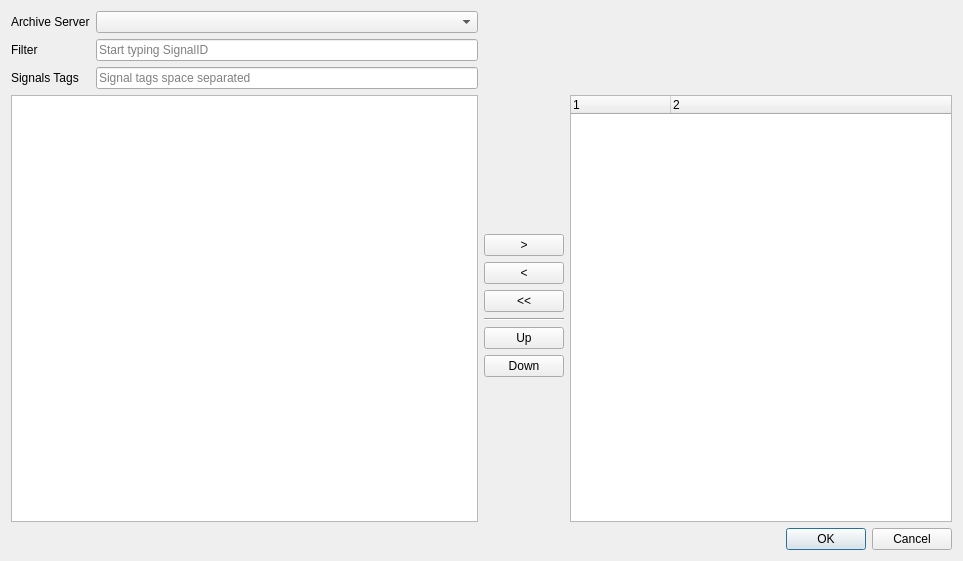
The window that libs/TrendView/DialogChooseTrendSignals.ui (whiteman-kr/u7set) describes before a commit, drawn with Qt 5.
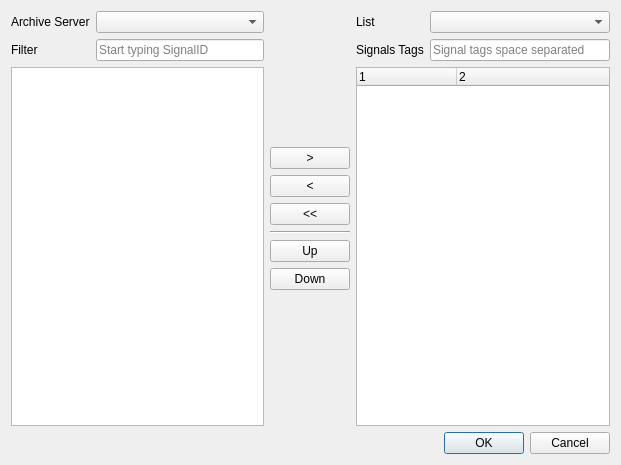
The same window after the commit.

Commit message: RPCT-3875, Monitor: add AppSignalLists to Trends and Archive; Tuning: add lists editor

Diff of the .ui file:
```diff
--- a/libs/TrendView/DialogChooseTrendSignals.ui
+++ b/libs/TrendView/DialogChooseTrendSignals.ui
@@ -6,8 +6,8 @@
    <rect>
     <x>0</x>
     <y>0</y>
-    <width>963</width>
-    <height>561</height>
+    <width>621</width>
+    <height>465</height>
    </rect>
   </property>
   <property name="minimumSize">
@@ -19,100 +19,23 @@
   <property name="windowTitle">
    <string>Trend Signals</string>
   </property>
-  <layout class="QGridLayout" name="gridLayout3">
-   <item row="1" column="0">
-    <widget class="QDialogButtonBox" name="buttonBox">
-     <property name="orientation">
-      <enum>Qt::Horizontal</enum>
-     </property>
-     <property name="standardButtons">
-      <set>QDialogButtonBox::Cancel|QDialogButtonBox::Ok</set>
-     </property>
-    </widget>
-   </item>
+  <layout class="QGridLayout" name="gridLayout_3">
    <item row="0" column="0">
-    <layout class="QGridLayout" name="gridLayout" rowstretch="0,0,0,0,0,0,0,0,0,0,0,0,0,0">
-     <property name="sizeConstraint">
-      <enum>QLayout::SetDefaultConstraint</enum>
-     </property>
-     <item row="4" column="2">
-      <spacer name="verticalSpacer1">
-       <property name="orientation">
-        <enum>Qt::Vertical</enum>
-       </property>
-       <property name="sizeHint" stdset="0">
-        <size>
-         <width>20</width>
-         <height>40</height>
-        </size>
-       </property>
-      </spacer>
-     </item>
-     <item row="11" column="2">
-      <spacer name="verticalSpacer2">
-       <property name="orientation">
-        <enum>Qt::Vertical</enum>
-       </property>
-       <property name="sizeHint" stdset="0">
-        <size>
-         <width>20</width>
-         <height>40</height>
-        </size>
-       </property>
-      </spacer>
-     </item>
-     <item row="6" column="2">
-      <widget class="QPushButton" name="removeSignalButton">
+    <layout class="QGridLayout" name="gridLayout_2">
+     <item row="0" column="0">
+      <widget class="QLabel" name="serverLabel">
        <property name="text">
-        <string>&lt;</string>
+        <string>Archive Server</string>
        </property>
       </widget>
      </item>
-     <item row="4" column="3" rowspan="10">
-      <widget class="QTreeWidget" name="trendSignals">
-       <property name="contextMenuPolicy">
-        <enum>Qt::CustomContextMenu</enum>
-       </property>
-       <property name="rootIsDecorated">
-        <bool>false</bool>
-       </property>
-       <property name="itemsExpandable">
-        <bool>false</bool>
-       </property>
-       <property name="sortingEnabled">
-        <bool>false</bool>
-       </property>
-       <property name="headerHidden">
-        <bool>false</bool>
-       </property>
-       <property name="expandsOnDoubleClick">
-        <bool>false</bool>
-       </property>
-       <property name="columnCount">
-        <number>2</number>
-       </property>
-       <column>
-        <property name="text">
-         <string notr="true">1</string>
-        </property>
-       </column>
-       <column>
-        <property name="text">
-         <string notr="true">2</string>
-        </property>
-       </column>
-      </widget>
+     <item row="0" column="1">
+      <widget class="QComboBox" name="serverCombo"/>
      </item>
-     <item row="2" column="1">
-      <widget class="QLineEdit" name="tagsEdit">
+     <item row="1" column="0">
+      <widget class="QLabel" name="filterLabel">
        <property name="text">
-        <string/>
-       </property>
-       <property name="placeholderText">
-        <string>Signal tags space separated</string>
-       </property>
-       <property name="clearButtonEnabled">
-        <bool>true</bool>
+        <string>Filter</string>
        </property>
       </widget>
      </item>
@@ -126,60 +49,136 @@
        </property>
       </widget>
      </item>
-     <item row="5" column="2">
+     <item row="2" column="0" colspan="2">
+      <widget class="QTreeView" name="filteredSignals">
+       <property name="rootIsDecorated">
+        <bool>false</bool>
+       </property>
+       <property name="itemsExpandable">
+        <bool>false</bool>
+       </property>
+       <property name="sortingEnabled">
+        <bool>false</bool>
+       </property>
+       <property name="headerHidden">
+        <bool>false</bool>
+       </property>
+       <property name="expandsOnDoubleClick">
+        <bool>false</bool>
+       </property>
+      </widget>
+     </item>
+    </layout>
+   </item>
+   <item row="0" column="1">
+    <layout class="QVBoxLayout" name="verticalLayout">
+     <item>
+      <spacer name="verticalSpacer1">
+       <property name="orientation">
+        <enum>Qt::Vertical</enum>
+       </property>
+       <property name="sizeHint" stdset="0">
+        <size>
+         <width>20</width>
+         <height>40</height>
+        </size>
+       </property>
+      </spacer>
+     </item>
+     <item>
       <widget class="QPushButton" name="addSignalButton">
        <property name="text">
         <string>&gt;</string>
        </property>
       </widget>
      </item>
-     <item row="7" column="2">
+     <item>
+      <widget class="QPushButton" name="removeSignalButton">
+       <property name="text">
+        <string>&lt;</string>
+       </property>
+      </widget>
+     </item>
+     <item>
       <widget class="QPushButton" name="removeAllSignalsButton">
        <property name="text">
         <string>&lt;&lt;</string>
        </property>
       </widget>
      </item>
-     <item row="0" column="0">
-      <widget class="QLabel" name="serverLabel">
-       <property name="text">
-        <string>Archive Server</string>
+     <item>
+      <widget class="Line" name="line">
+       <property name="orientation">
+        <enum>Qt::Horizontal</enum>
        </property>
       </widget>
      </item>
-     <item row="1" column="0">
-      <widget class="QLabel" name="filterLabel">
+     <item>
+      <widget class="QPushButton" name="upSignalButton">
        <property name="text">
-        <string>Filter</string>
+        <string>Up</string>
        </property>
       </widget>
      </item>
-     <item row="10" column="2">
+     <item>
       <widget class="QPushButton" name="downSignalButton">
        <property name="text">
         <string>Down</string>
        </property>
       </widget>
      </item>
+     <item>
+      <spacer name="verticalSpacer2">
+       <property name="orientation">
+        <enum>Qt::Vertical</enum>
+       </property>
+       <property name="sizeHint" stdset="0">
+        <size>
+         <width>20</width>
+         <height>40</height>
+        </size>
+       </property>
+      </spacer>
+     </item>
+    </layout>
+   </item>
+   <item row="0" column="2">
+    <layout class="QGridLayout" name="gridLayout">
+     <item row="0" column="0">
+      <widget class="QLabel" name="label">
+       <property name="text">
+        <string>List</string>
+       </property>
+      </widget>
+     </item>
      <item row="0" column="1">
-      <widget class="QComboBox" name="serverCombo"/>
+      <widget class="QComboBox" name="listCombo"/>
      </item>
-     <item row="2" column="0">
+     <item row="1" column="0">
       <widget class="QLabel" name="tagsLabel">
        <property name="text">
         <string>Signals Tags</string>
        </property>
       </widget>
      </item>
-     <item row="9" column="2">
-      <widget class="QPushButton" name="upSignalButton">
+     <item row="1" column="1">
+      <widget class="QLineEdit" name="tagsEdit">
        <property name="text">
-        <string>Up</string>
+        <string/>
+       </property>
+       <property name="placeholderText">
+        <string>Signal tags space separated</string>
+       </property>
+       <property name="clearButtonEnabled">
+        <bool>true</bool>
        </property>
       </widget>
      </item>
-     <item row="4" column="0" rowspan="10" colspan="2">
-      <widget class="QTreeView" name="filteredSignals">
+     <item row="2" column="0" colspan="2">
+      <widget class="QTreeWidget" name="trendSignals">
+       <property name="contextMenuPolicy">
+        <enum>Qt::CustomContextMenu</enum>
+       </property>
        <property name="rootIsDecorated">
         <bool>false</bool>
        </property>
@@ -195,17 +194,33 @@
        <property name="expandsOnDoubleClick">
         <bool>false</bool>
        </property>
-      </widget>
-     </item>
-     <item row="8" column="2">
-      <widget class="Line" name="line">
-       <property name="orientation">
-        <enum>Qt::Horizontal</enum>
+       <property name="columnCount">
+        <number>2</number>
        </property>
+       <column>
+        <property name="text">
+         <string notr="true">1</string>
+        </property>
+       </column>
+       <column>
+        <property name="text">
+         <string notr="true">2</string>
+        </property>
+       </column>
       </widget>
      </item>
     </layout>
    </item>
+   <item row="1" column="2">
+    <widget class="QDialogButtonBox" name="buttonBox">
+     <property name="orientation">
+      <enum>Qt::Horizontal</enum>
+     </property>
+     <property name="standardButtons">
+      <set>QDialogButtonBox::Cancel|QDialogButtonBox::Ok</set>
+     </property>
+    </widget>
+   </item>
   </layout>
  </widget>
  <tabstops>
```
Left out of the diff: 1 changed line with no effect on the pictures. The commit also changes 27 other files.
